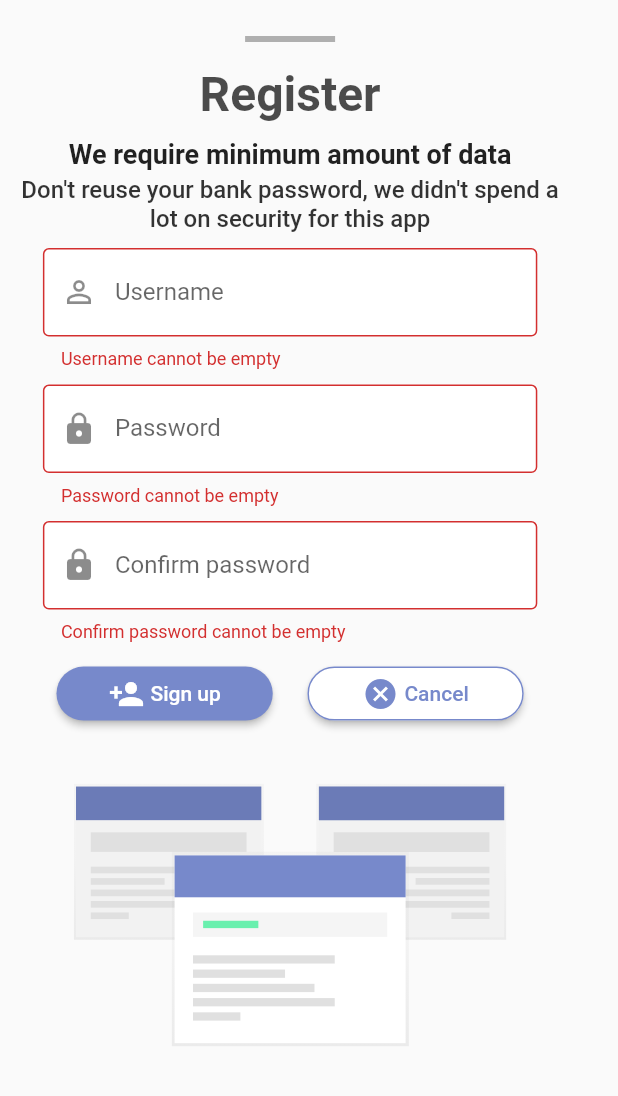
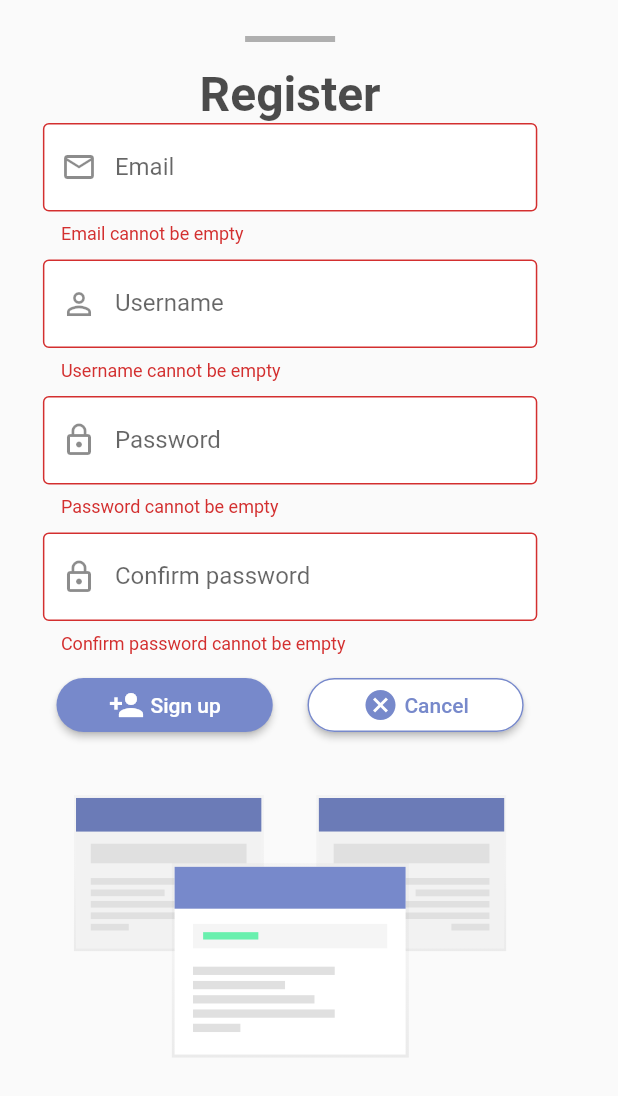
Before and after one commit to measure-your-life-squad/measure-your-life, a Flutter app: the SignUpView widget shown alone on an empty page, opened directly, after a tap on "Sign up", on a phone screen of 412 x 824 dp. Shown: the top 1096 px of the screen. Run offline on Flutter 3.47's test engine with Material 2 defaults, Android fonts, the phone set to English and light mode, and no system bars; our stand-ins replace flutter_svg; accounts and stored records are empty.

Commit message:
Email added to register form, flutter version upgrade

```diff
--- a/mobile_app/lib/providers/user_repository.dart
+++ b/mobile_app/lib/providers/user_repository.dart
@@ -54,12 +54,13 @@
     }
   }
 
-  Future<bool> signUp(String username, String password) async {
+  Future<bool> signUp(String email, String username, String password) async {
     try {
       _status = Status.Authenticating;
       notifyListeners();
 
       final Map<String, dynamic> authData = {
+        'email': email,
         'username': username,
         'password': password
       };
--- a/mobile_app/lib/widgets/sign_up_view.dart
+++ b/mobile_app/lib/widgets/sign_up_view.dart
@@ -15,6 +15,7 @@
   final TextEditingController _passwordTextController = TextEditingController();
 
   final Map<String, dynamic> _formData = {
+    'email': null,
     'username': null,
     'password': null,
   };
@@ -54,6 +55,10 @@
                 key: _formKey,
                 child: Column(
                   children: <Widget>[
+                    _buildEmailTextField(),
+                    SizedBox(
+                      height: 10,
+                    ),
                     _buildUsernameTextField(),
                     SizedBox(
                       height: 10.0,
@@ -168,7 +173,8 @@
     }
     _formKey.currentState.save();
 
-    if (!await signUp(_formData['username'], _formData['password'])) {
+    if (!await signUp(
+        _formData['email'], _formData['username'], _formData['password'])) {
       showDialog(
           context: context,
           builder: (BuildContext context) {
@@ -221,6 +227,35 @@
     );
   }
 
+  Widget _buildEmailTextField() {
+    return TextFormField(
+      decoration: InputDecoration(
+        border: OutlineInputBorder(),
+        labelText: 'Email',
+        filled: true,
+        fillColor: Colors.white,
+        prefixIcon: Icon(Icons.mail_outline),
+      ),
+      keyboardType: TextInputType.emailAddress,
+      validator: (String value) {
+        if (value.isEmpty) {
+          return 'Email cannot be empty';
+        }
+
+        if (!RegExp(
+                r"[a-z0-9!#$%&'*+/=?^_`{|}~-]+(?:\.[a-z0-9!#$%&'*+/=?^_`{|}~-]+)*@(?:[a-z0-9](?:[a-z0-9-]*[a-z0-9])?\.)+[a-z0-9](?:[a-z0-9-]*[a-z0-9])?")
+            .hasMatch(value)) {
+          return 'Email is invalid';
+        }
+
+        return null;
+      },
+      onSaved: (String value) {
+        _formData['email'] = value;
+      },
+    );
+  }
+
   Widget _buildUsernameTextField() {
     return TextFormField(
       decoration: InputDecoration(
@@ -251,7 +286,7 @@
         labelText: 'Password',
         filled: true,
         fillColor: Colors.white,
-        prefixIcon: Icon(Icons.lock),
+        prefixIcon: Icon(Icons.lock_outline),
       ),
       obscureText: true,
       controller: _passwordTextController,
@@ -275,7 +310,7 @@
         labelText: 'Confirm password',
         filled: true,
         fillColor: Colors.white,
-        prefixIcon: Icon(Icons.lock),
+        prefixIcon: Icon(Icons.lock_outline),
       ),
       obscureText: true,
       validator: (String value) {
```
Also changed, not shown: mobile_app/pubspec.lock, 2 other files.
